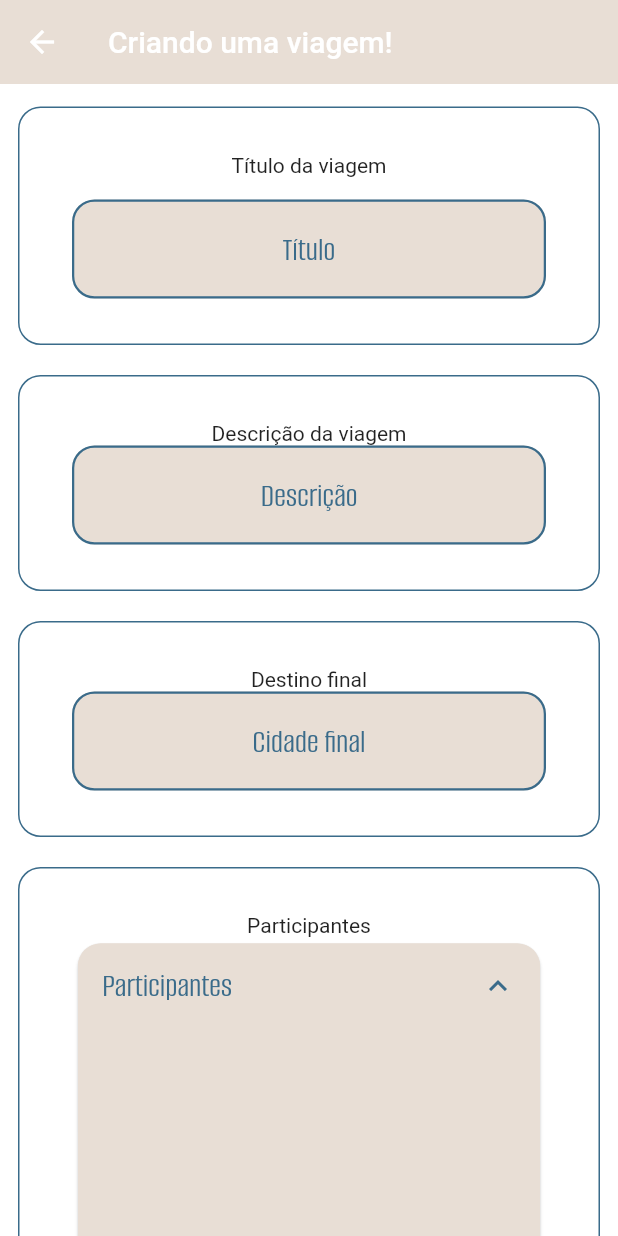
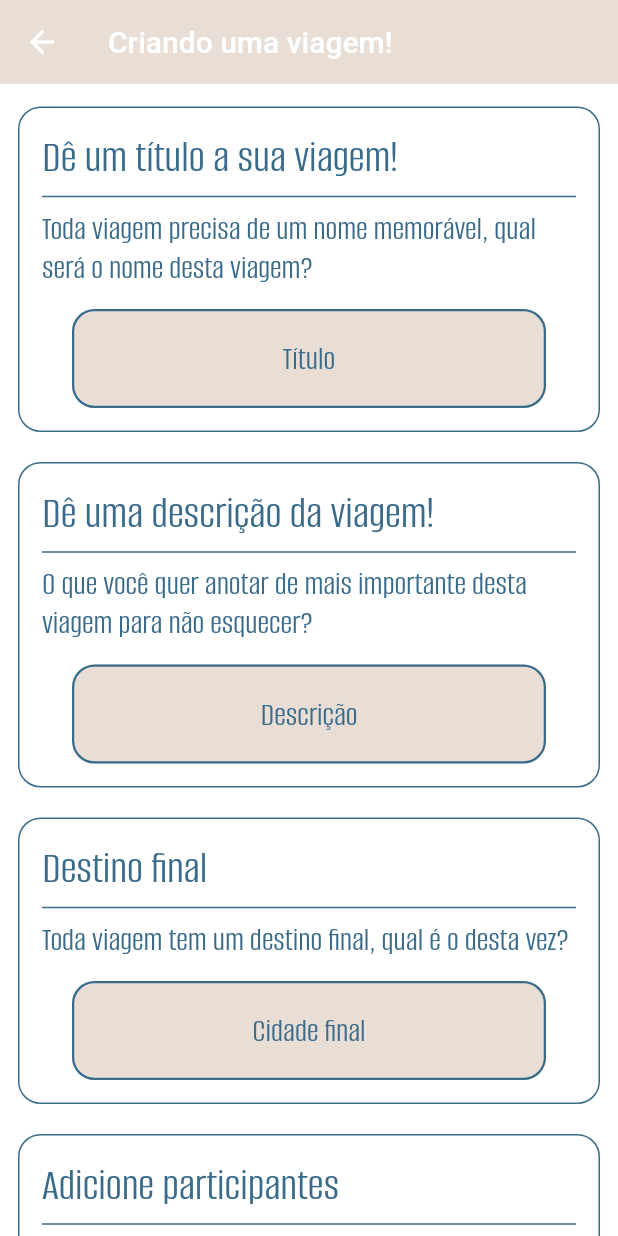
Before and after one commit to rafinha-as-br/TravelMaker, a Flutter app: the CreateTravelScreen screen opened by its route, on a phone screen of 412 x 824 dp. Run offline on Flutter 3.47's test engine with Material 3 defaults, Android fonts, the phone set to English and light mode, and no system bars; our stand-ins replace geocoding, geolocator, image_picker, shared_preferences, sqflite; missing offline and left inert: country_flags, dart:ffi; accounts and stored records are empty.

Commit message:
work in travelForm 1/2 - 07/08

```diff
--- a/travelmakerapp/lib/l10n/app_en.arb
+++ b/travelmakerapp/lib/l10n/app_en.arb
@@ -22,8 +22,6 @@
   "lightTheme" : "Light theme",
   "darkTheme" : "Dark theme",
   "deleteUser" : "Delete user",
-  "years" : "years",
-
-
+  "years" : "years"
 
 }
--- a/travelmakerapp/lib/presentation/modules/customContainer.dart
+++ b/travelmakerapp/lib/presentation/modules/customContainer.dart
@@ -15,7 +15,7 @@ class CustomContainer1 extends StatelessWidget {
         borderRadius: BorderRadius.all(Radius.circular(15))
       ),
       child: Padding(
-        padding: const EdgeInsetsGeometry.symmetric(horizontal: 35, vertical: 30),
+        padding: const EdgeInsetsGeometry.symmetric(horizontal: 15, vertical: 15),
         child: widget,
       ),
     );
--- a/travelmakerapp/lib/presentation/modules/travelForm/travelForm.dart
+++ b/travelmakerapp/lib/presentation/modules/travelForm/travelForm.dart
@@ -37,8 +37,17 @@ class TravelForm extends StatelessWidget {
               CustomContainer1(widget: Column(
                     spacing: 15,
                     children: [
-                      Text('Título da viagem'),
-                      CustomTextFormField1(
+                      Column(
+                        crossAxisAlignment: CrossAxisAlignment.start,
+                        children: [
+                          Text('Dê um título a sua viagem!', style: Theme.of(context).textTheme.displayMedium,),
+                          Divider(thickness: 1, color: getPrimaryColor(),),
+                          Text("Toda viagem precisa de um nome memorável, qual será o nome desta viagem?", style: Theme.of(context).textTheme.displaySmall,)
+                        ],
+                      ),
+                      Padding(
+                        padding: const EdgeInsets.symmetric(horizontal: 20),
+                        child: CustomTextFormField1(
                           title: "Título",
                           controller: travelTitle,
                           validator: (value){
@@ -50,15 +59,26 @@ class TravelForm extends StatelessWidget {
                             }
                             return null;
                           },
+                        ),
                       )
                     ],
                   ),),
 
               // travel description ("what is the objetive of this travel?")
               CustomContainer1(widget: Column(
+                spacing: 15,
                     children: [
-                      Text('Descrição da viagem'),
-                      CustomTextFormField1(
+                      Column(
+                        crossAxisAlignment: CrossAxisAlignment.start,
+                        children: [
+                          Text("Dê uma descrição da viagem!", style: Theme.of(context).textTheme.displayMedium,),
+                          Divider(thickness: 1, color: getPrimaryColor(),),
+                          Text("O que você quer anotar de mais importante desta viagem para não esquecer?", style: Theme.of(context).textTheme.displaySmall,)
+                        ],
+                      ),
+                      Padding(
+                        padding: const EdgeInsets.symmetric(horizontal: 20),
+                        child: CustomTextFormField1(
                           title: "Descrição",
                           controller: travelDescription,
                           validator: (value){
@@ -70,15 +90,26 @@ class TravelForm extends StatelessWidget {
                             }
                             return null;
                           },
+                        ),
                       )
                     ],
                   ),),
 
               // final destination
               CustomContainer1(widget: Column(
+                spacing: 15,
                   children: [
-                    Text('Destino final'),
-                    CustomTextFormField1(
+                    Column(
+                      crossAxisAlignment: CrossAxisAlignment.start,
+                      children: [
+                        Text("Destino final", style: Theme.of(context).textTheme.displayMedium,),
+                        Divider(thickness: 1, color: getPrimaryColor(),),
+                        Text("Toda viagem tem um destino final, qual é o desta vez?", style: Theme.of(context).textTheme.displaySmall,)
+                      ],
+                    ),
+                    Padding(
+                      padding: const EdgeInsets.symmetric(horizontal: 20),
+                      child: CustomTextFormField1(
                         title: "Cidade final",
                         controller: travelDestination,
                         validator: (value){
@@ -90,15 +121,26 @@ class TravelForm extends StatelessWidget {
                           }
                           return null;
                         },
+                      ),
                     )
                   ],
                 ),),
 
-              // participants selector (create a dialog widget)
+              // participants selector
               CustomContainer1(widget: Column(
+                spacing: 15,
                 children: [
-                  Text('Participantes'),
-                  Customexpansiontile(
+                  Column(
+                    crossAxisAlignment: CrossAxisAlignment.start,
+                    children: [
+                      Text("Adicione participantes", style: Theme.of(context).textTheme.displayMedium,),
+                      Divider(thickness: 1, color: getPrimaryColor(),),
+                      Text("Adicione os companheiros dessa viagem!", style: Theme.of(context).textTheme.displaySmall,)
+                    ],
+                  ),
+                  Padding(
+                    padding: const EdgeInsets.symmetric(horizontal: 5),
+                    child: Customexpansiontile(
                         title: "Participantes",
                         initiallyExpanded: true,
                         widget: Column(
@@ -148,14 +190,26 @@ class TravelForm extends StatelessWidget {
                           ],
                         ),
                     ),
+                  ),
                 ],
               )),
 
               // date selector for start and finish of the travel (datePicker)
               CustomContainer1(widget: Column(
+                spacing: 15,
                 children: [
-                  Text('Selecione a data de início e de conclusão da viagem',),
-                  Row(
+                  Column(
+                    crossAxisAlignment: CrossAxisAlignment.start,
+                    children: [
+                      Text('Data de início e de conclusão da viagem', style: Theme.of(context).textTheme.displayMedium,),
+                      Divider(thickness: 1, color: getPrimaryColor(),),
+                      Text("Quando vamos começar esta viagem e até quando ela durará?", style: Theme.of(context).textTheme.displaySmall,)
+
+                    ],
+                  ),
+                  Padding(
+                    padding: const EdgeInsets.symmetric(horizontal: 10),
+                    child: Row(
                       spacing: 45,
                       children: [
                         Expanded(
@@ -182,15 +236,26 @@ class TravelForm extends StatelessWidget {
                         ),
                       ],
                     ),
+                  ),
 
                 ],
               )),
 
               // desired vehicle selector (same as participants but with inkwell)
               CustomContainer1(widget: Column(
+                spacing: 15,
                 children: [
-                  Text("Veículo desejado"),
-                  Customexpansiontile(
+                  Column(
+                    crossAxisAlignment: CrossAxisAlignment.start,
+                    children: [
+                      Text("Meio de transporte desejado", style: Theme.of(context).textTheme.displayMedium,),
+                      Divider(thickness: 1, color: getPrimaryColor(),),
+                      Text("Escolha meio de transporte você prefere utilizar nesta viagem!", style: Theme.of(context).textTheme.displaySmall,)
+                    ],
+                  ),
+                  Padding(
+                    padding: const EdgeInsets.symmetric(horizontal: 5),
+                    child: Customexpansiontile(
                         title: "Veículos",
                         initiallyExpanded: true,
                         widget: ListView.builder(
@@ -199,13 +264,20 @@ class TravelForm extends StatelessWidget {
                           itemCount: createTravelProvider.vehicles.length,
                           itemBuilder: (context, index){
                             return ListTile(
-                            title: Row(
+                              title: Column(
                                 children: [
-                                Text(createTravelProvider.vehicles[index]),
+                                  Row(
+                                    crossAxisAlignment: CrossAxisAlignment.center,
+                                    children: [
+                                      Text(createTravelProvider.vehicles[index], style: Theme.of(context).textTheme.displaySmall,),
+                                    ],
+                                  ),
+                                  Divider(thickness: 1, color: Theme.of(context).scaffoldBackgroundColor,)
                                 ],
                               ),
                             );
                           },
+                        ),
                     ),
                   )
                 ],
@@ -245,6 +317,7 @@ class TravelForm extends StatelessWidget {
                 ],
               )),
 
+              //maybe an text?
 
               // save button
               Row(
@@ -257,7 +330,9 @@ class TravelForm extends StatelessWidget {
                     ),
                   ),
                 ],
-              )
+              ),
+
+              SizedBox(height: 50,)
 
             ],
           )
```
Also changed, not shown: 1 other file. Lines whose indentation alone changed are shown as unchanged.
